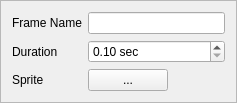
Old version of the form src/framedetailseditor.ui in the repository skwee/dmut.
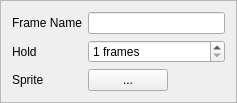
New version of the form.

Commit message: removed frame length, instead there is frame hold. Animation player is done

Patch:
```diff
--- a/src/framedetailseditor.ui
+++ b/src/framedetailseditor.ui
@@ -30,26 +30,7 @@
    <item row="1" column="0">
     <widget class="QLabel" name="durationLabel">
      <property name="text">
-      <string>Duration</string>
-     </property>
-    </widget>
-   </item>
-   <item row="1" column="1" colspan="3">
-    <widget class="QDoubleSpinBox" name="durationEdit">
-     <property name="buttonSymbols">
-      <enum>QAbstractSpinBox::UpDownArrows</enum>
-     </property>
-     <property name="suffix">
-      <string> sec</string>
-     </property>
-     <property name="minimum">
-      <double>0.100000000000000</double>
-     </property>
-     <property name="maximum">
-      <double>60.000000000000000</double>
-     </property>
-     <property name="singleStep">
-      <double>0.100000000000000</double>
+      <string>Hold</string>
      </property>
     </widget>
    </item>
@@ -77,6 +58,19 @@
      </property>
     </widget>
    </item>
+   <item row="1" column="1" colspan="3">
+    <widget class="QSpinBox" name="holdEdit">
+     <property name="buttonSymbols">
+      <enum>QAbstractSpinBox::UpDownArrows</enum>
+     </property>
+     <property name="suffix">
+      <string> frames</string>
+     </property>
+     <property name="minimum">
+      <number>1</number>
+     </property>
+    </widget>
+   </item>
   </layout>
  </widget>
  <resources/>
```
Left out of the diff: 2 changed lines with no effect on the pictures. The commit also changes 16 other files.
